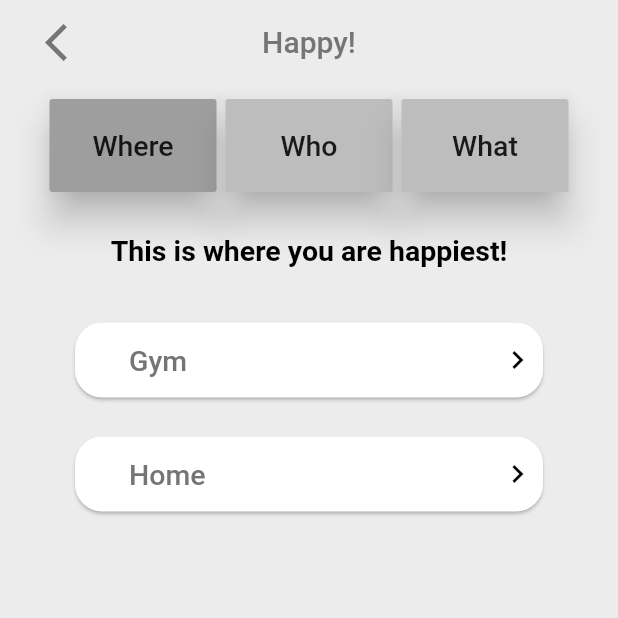
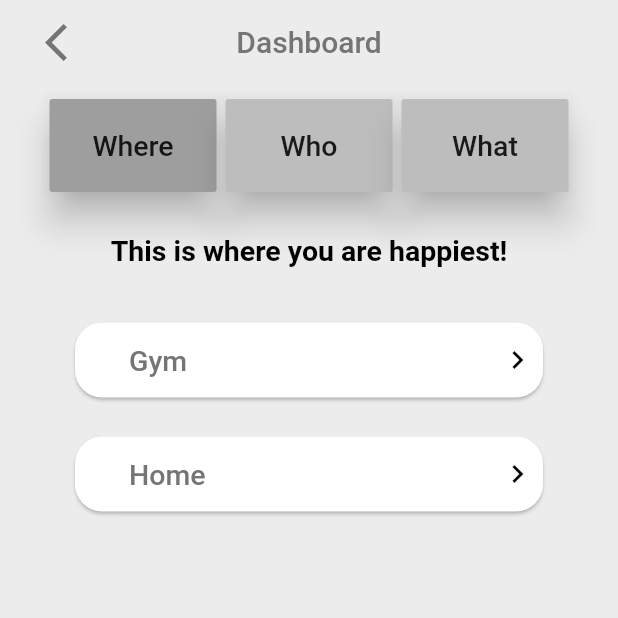
Before and after one commit to rprater/SmartJournal, a Flutter app: the Anylitics screen opened directly, on a phone screen of 412 x 824 dp, the top half of it. Run offline on Flutter 3.47's test engine with Material 2 defaults, Android fonts, the phone set to English and light mode, and no system bars; our stand-ins replace sqflite; missing offline and left inert: demoji; accounts and stored records are empty.

Commit message:
fixed app bar title

```diff
--- a/flutter_app/lib/screens/analytics.dart
+++ b/flutter_app/lib/screens/analytics.dart
@@ -30,7 +30,7 @@ class _AnyliticsState extends State<Anylitics> {
               ),
             ),
             title: Text(
-              "Happy!",
+              "Dashboard",
               style: TextStyle(color: Colors.grey.shade600),
             ),
             centerTitle: true,
```
